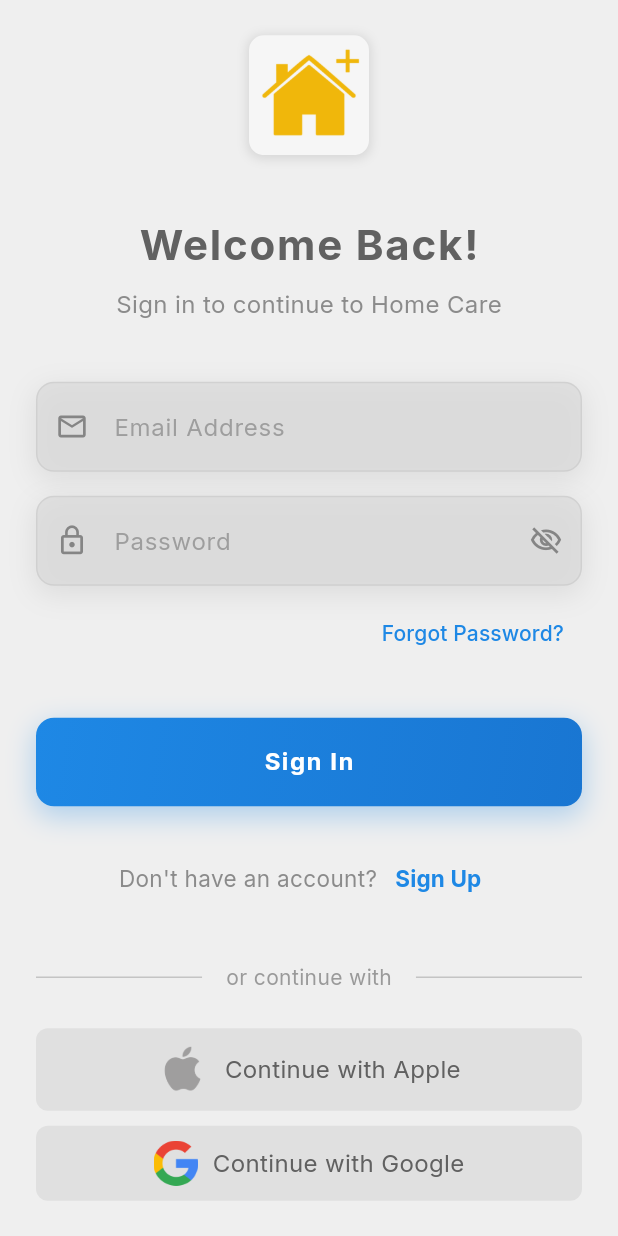
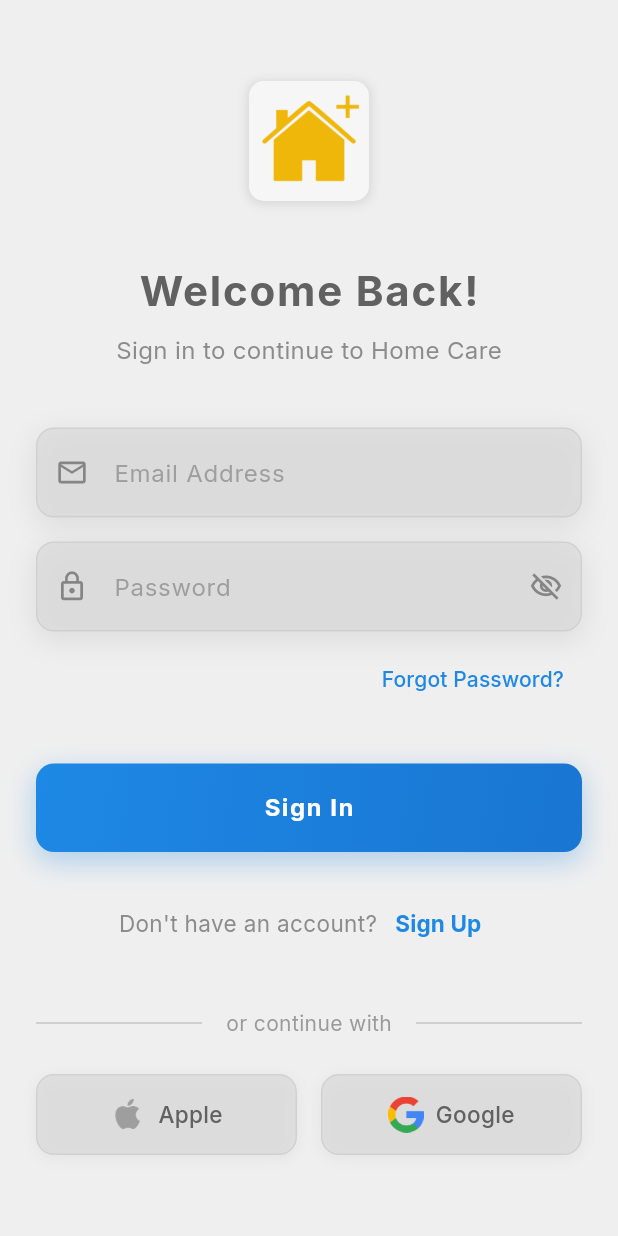
Before and after one commit to RensithUdara/Home-Care-Mobile-App, a Flutter app: the screen it shows after launch, on a phone screen of 412 x 824 dp. Run offline on Flutter 3.47's test engine with Material 3 defaults, Android fonts, the phone set to English and light mode, and no system bars; our stand-ins replace cloud_firestore, firebase_auth, firebase_core, google_fonts; accounts and stored records are empty.

Commit message:
Refactor login screen layout for improved readability and user engagement; enhance welcome messages, add forgot password option, and implement social login buttons for Apple and Google.

```diff
--- a/lib/screens/login.dart
+++ b/lib/screens/login.dart
@@ -48,8 +48,7 @@ class _LoginState extends State<Login> {
         ),
         child: SafeArea(
           child: Padding(
-                padding: const EdgeInsets.symmetric(
-                    horizontal: 24.0, vertical: 16.0),
+            padding: const EdgeInsets.symmetric(horizontal: 24.0, vertical: 16.0),
             child: Center(
               child: SingleChildScrollView(
                 child: Column(
@@ -71,10 +70,7 @@ class _LoginState extends State<Login> {
                       'Sign in to continue to Home Care',
                       style: TextStyle(
                         fontSize: 16,
-                            color: Theme.of(context)
-                                .colorScheme
-                                .inversePrimary
-                                .withOpacity(0.7),
+                        color: Theme.of(context).colorScheme.inversePrimary.withOpacity(0.7),
                         fontWeight: FontWeight.w400,
                       ),
                     ),
@@ -122,10 +118,7 @@ class _LoginState extends State<Login> {
                         Text(
                           "Don't have an account?",
                           style: TextStyle(
-                                color: Theme.of(context)
-                                    .colorScheme
-                                    .inversePrimary
-                                    .withOpacity(0.7),
+                            color: Theme.of(context).colorScheme.inversePrimary.withOpacity(0.7),
                             fontSize: 15,
                           ),
                         ),
@@ -149,107 +142,118 @@ class _LoginState extends State<Login> {
                       children: [
                         Expanded(
                           child: Divider(
-                                color: Theme.of(context)
-                                    .colorScheme
-                                    .inversePrimary
-                                    .withOpacity(0.3),
+                            color: Theme.of(context).colorScheme.inversePrimary.withOpacity(0.3),
                             thickness: 1,
                           ),
                         ),
                         Padding(
-                              padding:
-                                  const EdgeInsets.symmetric(horizontal: 16),
+                          padding: const EdgeInsets.symmetric(horizontal: 16),
                           child: Text(
                             'or continue with',
                             style: TextStyle(
-                                  color: Theme.of(context)
-                                      .colorScheme
-                                      .inversePrimary
-                                      .withOpacity(0.6),
+                              color: Theme.of(context).colorScheme.inversePrimary.withOpacity(0.6),
                               fontSize: 14,
                             ),
                           ),
                         ),
                         Expanded(
                           child: Divider(
-                                color: Theme.of(context)
-                                    .colorScheme
-                                    .inversePrimary
-                                    .withOpacity(0.3),
+                            color: Theme.of(context).colorScheme.inversePrimary.withOpacity(0.3),
                             thickness: 1,
                           ),
                         ),
                       ],
                     ),
                     const SizedBox(height: 24),
-                        Column(
-                          crossAxisAlignment: CrossAxisAlignment.center,
-                          mainAxisAlignment: MainAxisAlignment.center,
+                    Row(
                       children: [
-                            Container(
-                              padding: const EdgeInsets.all(10),
-                              decoration: BoxDecoration(
-                                  color: Theme.of(context).colorScheme.tertiary,
-                                  borderRadius: BorderRadius.circular(8)),
-                              child: Center(
-                                  child: Row(
-                                mainAxisAlignment: MainAxisAlignment.center,
-                                children: [
-                                  Image.asset(
-                                    'images/apple.png',
-                                    height: 35,
+                        Expanded(
+                          child: _SocialLoginButton(
+                            onTap: () {
+                              // TODO: Implement Apple login
+                            },
+                            imagePath: 'images/apple.png',
+                            text: 'Apple',
+                            imageHeight: 24,
                           ),
-                                  const SizedBox(
-                                    width: 10,
                         ),
-                                  Text(
-                                    "Continue with Apple",
-                                    style: TextStyle(
-                                        color: Theme.of(context)
-                                            .colorScheme
-                                            .inversePrimary,
-                                        fontSize: 16),
+                        const SizedBox(width: 16),
+                        Expanded(
+                          child: _SocialLoginButton(
+                            onTap: () {
+                              // TODO: Implement Google login
+                            },
+                            imagePath: 'images/google.png',
+                            text: 'Google',
+                            imageHeight: 24,
+                          ),
                         ),
                       ],
-                              )),
                     ),
-                            const SizedBox(
-                              height: 10,
-                            ),
-                            Container(
-                              padding: const EdgeInsets.all(10),
-                              decoration: BoxDecoration(
-                                  color: Theme.of(context).colorScheme.tertiary,
-                                  borderRadius: BorderRadius.circular(8)),
-                              child: Center(
-                                  child: Row(
-                                mainAxisAlignment: MainAxisAlignment.center,
-                                children: [
-                                  Image.asset(
-                                    'images/google.png',
-                                    height: 30,
-                                  ),
-                                  const SizedBox(
-                                    width: 10,
-                                  ),
-                                  Text(
-                                    "Continue with Google",
-                                    style: TextStyle(
-                                        color: Theme.of(context)
-                                            .colorScheme
-                                            .inversePrimary,
-                                        fontSize: 16),
-                                  ),
-                                ],
-                              )),
-                            ),
-                          ],
-                        )
                   ],
                 ),
               ),
             ),
           ),
-            )));
+        ),
+      ),
+    );
   }
 }
+
+class _SocialLoginButton extends StatelessWidget {
+  final VoidCallback onTap;
+  final String imagePath;
+  final String text;
+  final double imageHeight;
+
+  const _SocialLoginButton({
+    required this.onTap,
+    required this.imagePath,
+    required this.text,
+    required this.imageHeight,
+  });
+
+  @override
+  Widget build(BuildContext context) {
+    return GestureDetector(
+      onTap: onTap,
+      child: Container(
+        padding: const EdgeInsets.symmetric(vertical: 14, horizontal: 16),
+        decoration: BoxDecoration(
+          color: Theme.of(context).colorScheme.tertiary,
+          borderRadius: BorderRadius.circular(12),
+          border: Border.all(
+            color: Theme.of(context).colorScheme.inversePrimary.withOpacity(0.1),
+            width: 1,
+          ),
+          boxShadow: [
+            BoxShadow(
+              color: Colors.black.withOpacity(0.05),
+              blurRadius: 8,
+              offset: const Offset(0, 2),
+            ),
+          ],
+        ),
+        child: Row(
+          mainAxisAlignment: MainAxisAlignment.center,
+          children: [
+            Image.asset(
+              imagePath,
+              height: imageHeight,
+            ),
+            const SizedBox(width: 8),
+            Text(
+              text,
+              style: TextStyle(
+                color: Theme.of(context).colorScheme.inversePrimary,
+                fontSize: 15,
+                fontWeight: FontWeight.w500,
+              ),
+            ),
+          ],
+        ),
+      ),
+    );
+  }
+}
```
Lines whose indentation alone changed are shown as unchanged.
